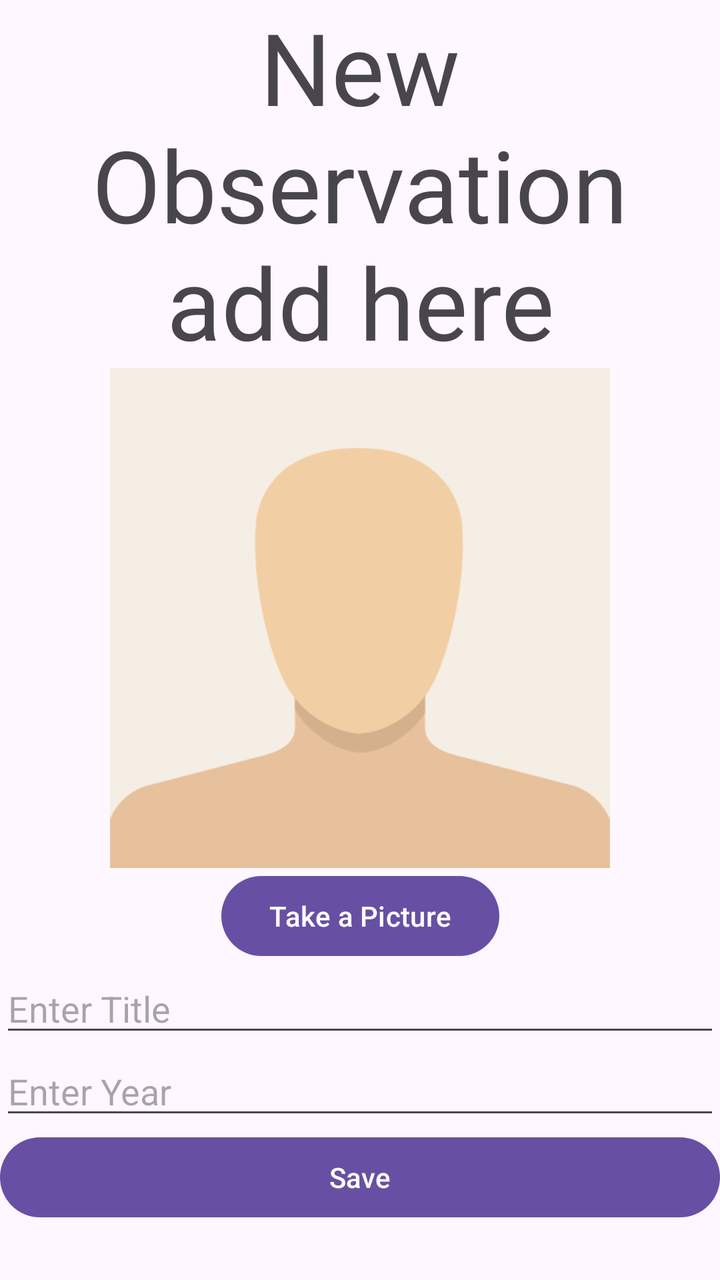
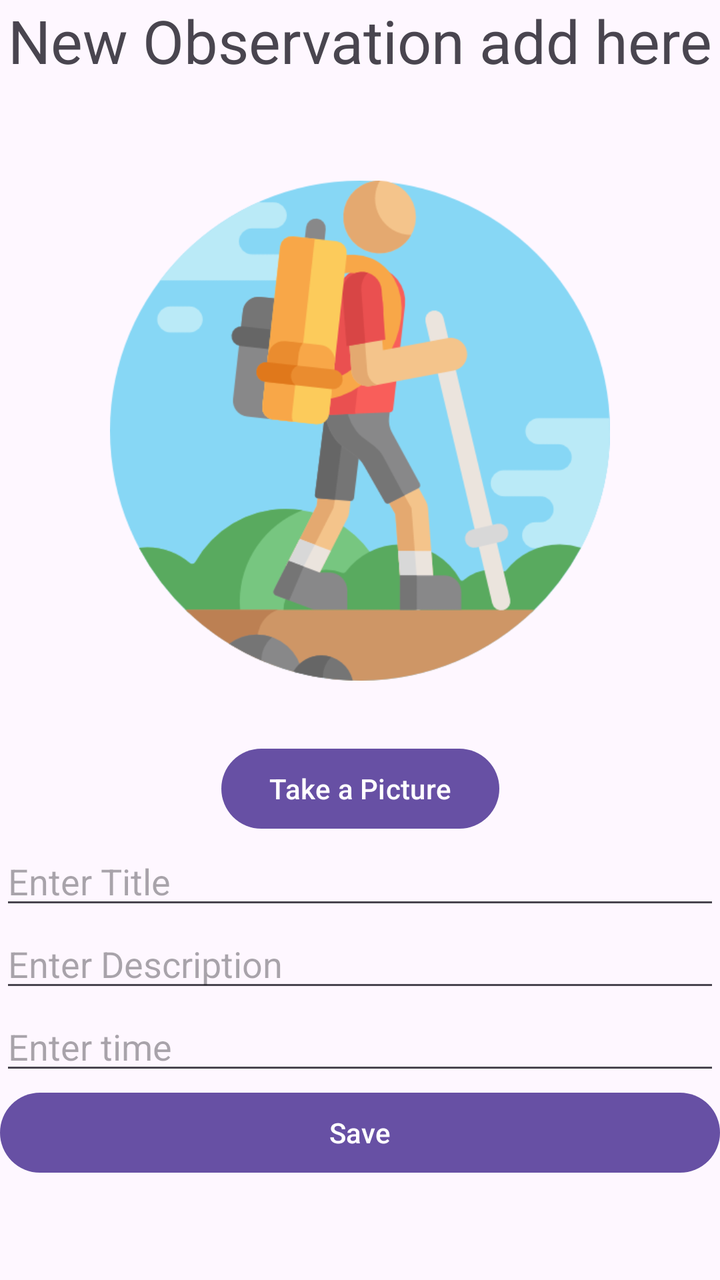

Two renders of the same Android screen: before a commit and after it. Below are the layout's source before the change and the commit's diff.
<!-- AndroidManifest.xml: application theme Theme.MHIke -->
<!-- res/layout/activity_add_observation.xml -->
<?xml version="1.0" encoding="utf-8"?>
<androidx.constraintlayout.widget.ConstraintLayout

    xmlns:android="http://schemas.android.com/apk/res/android"
    xmlns:app="http://schemas.android.com/apk/res-auto"
    xmlns:tools="http://schemas.android.com/tools"
    android:layout_width="match_parent"
    android:layout_height="match_parent"
    tools:context=".AddObservationActivity">

    <TextView
        android:id="@+id/textView2"
        android:layout_width="wrap_content"
        android:layout_height="wrap_content"
        android:gravity="center"
        android:text="New Observation add here"
        android:textSize="50sp"
        app:layout_constraintEnd_toEndOf="parent"
        app:layout_constraintStart_toStartOf="parent"
        app:layout_constraintTop_toTopOf="parent" />

    <ImageView
        android:id="@+id/ivUser"
        android:layout_width="match_parent"
        android:layout_height="250dp"
        android:src="@drawable/default_avatar"
        app:layout_constraintEnd_toEndOf="parent"
        app:layout_constraintStart_toStartOf="parent"
        app:layout_constraintTop_toBottomOf="@+id/textView2" />


    <Button
        android:id="@+id/btnTakePicture"
        android:layout_width="wrap_content"
        android:layout_height="wrap_content"
        android:text="Take a Picture"
        app:layout_constraintEnd_toEndOf="parent"
        app:layout_constraintStart_toStartOf="parent"
        app:layout_constraintTop_toBottomOf="@+id/ivUser" />


    <EditText
        android:id="@+id/txt_Title"
        android:layout_width="match_parent"
        android:layout_height="wrap_content"
        android:hint="Enter Title"
        app:layout_constraintEnd_toEndOf="parent"
        app:layout_constraintStart_toStartOf="parent"
        app:layout_constraintTop_toBottomOf="@+id/btnTakePicture" />


    <EditText
        android:id="@+id/txt_Year"
        android:layout_width="match_parent"
        android:layout_height="wrap_content"
        android:hint="Enter Year"
        app:layout_constraintEnd_toEndOf="parent"
        app:layout_constraintStart_toStartOf="parent"
        app:layout_constraintTop_toBottomOf="@+id/txt_Title" />


    <Button
        android:id="@+id/btn_SaveQualification"
        android:layout_width="match_parent"
        android:layout_height="wrap_content"
        android:text="Save"
        app:layout_constraintEnd_toEndOf="parent"
        app:layout_constraintStart_toStartOf="parent"
        app:layout_constraintTop_toBottomOf="@+id/txt_Year" />

</androidx.constraintlayout.widget.ConstraintLayout>
<!-- resources referenced by this layout -->
<resources>
  <!-- drawable default_avatar: png bitmap (drawable, 9538 bytes) -->
  <style name="Theme.MHIke" parent="Base.Theme.MHIke" />
  <style name="Base.Theme.MHIke" parent="Theme.Material3.DayNight.NoActionBar">
          
          
      </style>
</resources>

<!-- the commit's change to res/layout/activity_add_observation.xml (unified diff, before → after) -->
@@ -14,22 +14,24 @@
         android:layout_height="wrap_content"
         android:gravity="center"
         android:text="New Observation add here"
-        android:textSize="50sp"
+        android:textSize="30sp"
         app:layout_constraintEnd_toEndOf="parent"
         app:layout_constraintStart_toStartOf="parent"
         app:layout_constraintTop_toTopOf="parent" />
 
     <ImageView
+        android:layout_marginTop="50dp"
         android:id="@+id/ivUser"
         android:layout_width="match_parent"
         android:layout_height="250dp"
-        android:src="@drawable/default_avatar"
+        android:src="@drawable/hiking"
         app:layout_constraintEnd_toEndOf="parent"
         app:layout_constraintStart_toStartOf="parent"
         app:layout_constraintTop_toBottomOf="@+id/textView2" />
 
 
     <Button
+        android:layout_marginTop="30dp"
         android:id="@+id/btnTakePicture"
         android:layout_width="wrap_content"
         android:layout_height="wrap_content"
@@ -53,10 +55,19 @@
         android:id="@+id/txt_Year"
         android:layout_width="match_parent"
         android:layout_height="wrap_content"
-        android:hint="Enter Year"
+        android:hint="Enter Description"
         app:layout_constraintEnd_toEndOf="parent"
         app:layout_constraintStart_toStartOf="parent"
         app:layout_constraintTop_toBottomOf="@+id/txt_Title" />
+
+    <EditText
+        android:id="@+id/txt_CurrentTime"
+        android:layout_width="match_parent"
+        android:layout_height="wrap_content"
+        android:hint="Enter time"
+        app:layout_constraintEnd_toEndOf="parent"
+        app:layout_constraintStart_toStartOf="parent"
+        app:layout_constraintTop_toBottomOf="@+id/txt_Year" />
 
 
     <Button
@@ -66,6 +77,6 @@
         android:text="Save"
         app:layout_constraintEnd_toEndOf="parent"
         app:layout_constraintStart_toStartOf="parent"
-        app:layout_constraintTop_toBottomOf="@+id/txt_Year" />
+        app:layout_constraintTop_toBottomOf="@+id/txt_CurrentTime" />
 
 </androidx.constraintlayout.widget.ConstraintLayout>
<!-- resource entries referenced after the edit -->
@@ -1,6 +1,6 @@
 <!-- resources referenced by this layout -->
 <resources>
-  <!-- drawable default_avatar: png bitmap (drawable, 9538 bytes) -->
+  <!-- drawable hiking: png bitmap (drawable, 43296 bytes) -->
   <style name="Theme.MHIke" parent="Base.Theme.MHIke" />
   <style name="Base.Theme.MHIke" parent="Theme.Material3.DayNight.NoActionBar">
           
